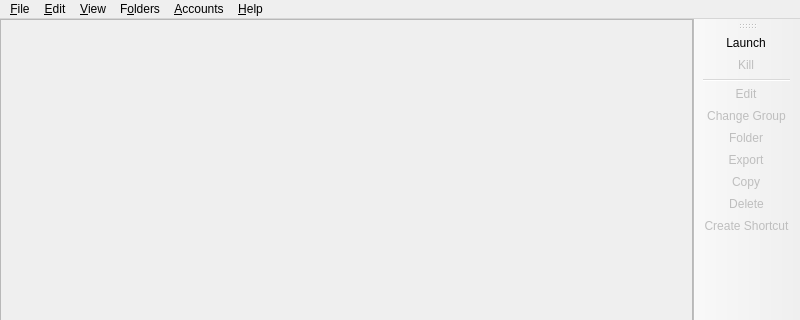
Qt form launcher.ui (xgui4/X-Launcher) before a commit; both pictures show x 0 to 800 and y 0 to 320 of the 800 by 600 pixel window.
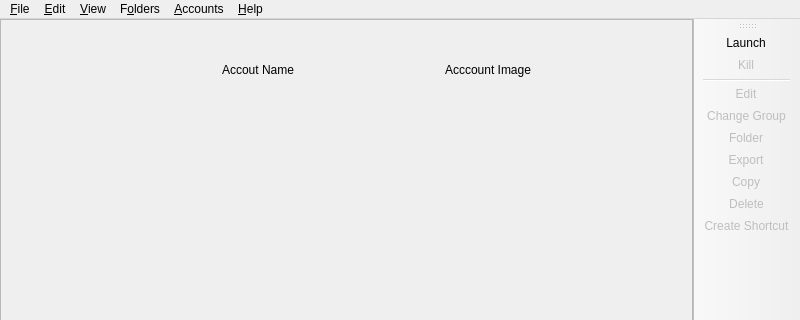
The same form after that commit. Icons and pictures are not drawn. Custom widgets are drawn as their Qt base class.

Commit message: samll addition to the launcher ui

Patch:
```diff
--- a/launcher.ui
+++ b/launcher.ui
@@ -51,9 +51,9 @@
          <height>102</height>
         </rect>
        </property>
-       <layout class="QVBoxLayout" name="verticalLayout_2">
+       <layout class="QHBoxLayout" name="horizontalLayout_2">
         <item>
-         <widget class="QLabel" name="label">
+         <widget class="QLabel" name="logo_img">
           <property name="text">
            <string/>
           </property>
@@ -62,6 +62,20 @@
           </property>
          </widget>
         </item>
+        <item>
+         <widget class="QLabel" name="account_name_label">
+          <property name="text">
+           <string>Accout Name</string>
+          </property>
+         </widget>
+        </item>
+        <item>
+         <widget class="QLabel" name="account_name_img">
+          <property name="text">
+           <string>Acccount Image</string>
+          </property>
+         </widget>
+        </item>
        </layout>
       </widget>
      </widget>
```
